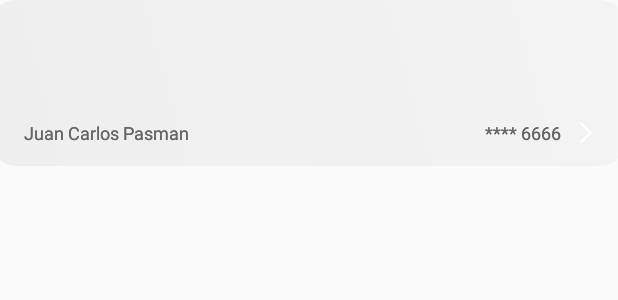
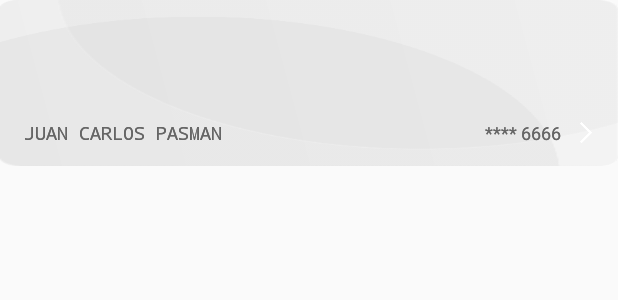
Before and after one commit to mercadolibre/meli-card-drawer-android, an Android app: the layout card_drawer_front_medium.xml on its own in the app's theme, with its tools: preview values and no code run, on a phone screen of 412 x 824 dp. Shown: the top 300 px of the screen. Run offline under Robolectric (Android 15) with nearby library versions, the phone set to English and light mode, and no system bars.

Commit message:
overlay fix

```diff
--- a/app/src/main/java/com/meli/android/carddrawer/app/MainActivity.java
+++ b/app/src/main/java/com/meli/android/carddrawer/app/MainActivity.java
@@ -220,6 +220,7 @@ public class MainActivity extends AppCompatActivity {
                 CardConfigurationOption selection = cardOptions.get(position);
                 cardDrawerView.show(selection.getCardConfiguration());
                 cardDrawerViewLowRes.show(selection.getCardConfiguration());
+                cardDrawerViewMedium.setOverlayImage(null);
                 cardDrawerViewMedium.show(selection.getCardConfiguration());
             }
 
--- a/carddrawer/src/main/java/com/meli/android/carddrawer/model/CardDrawerView.java
+++ b/carddrawer/src/main/java/com/meli/android/carddrawer/model/CardDrawerView.java
@@ -6,6 +6,8 @@ import android.graphics.drawable.GradientDrawable;
 import android.os.Bundle;
 import android.os.Parcelable;
 import android.support.annotation.ColorInt;
+import android.support.annotation.DrawableRes;
+import android.support.annotation.IdRes;
 import android.support.annotation.IntDef;
 import android.support.annotation.LayoutRes;
 import android.support.annotation.NonNull;
@@ -57,6 +59,7 @@ public class CardDrawerView extends FrameLayout implements Observer {
     protected View cardBackLayout;
     private GradientDrawable cardFrontGradient;
     private GradientDrawable cardBackGradient;
+    private ImageView overlayImage;
 
     public CardDrawerView(@NonNull final Context context) {
         this(context, null);
@@ -117,6 +120,7 @@ public class CardDrawerView extends FrameLayout implements Observer {
     }
 
     private void bindViews() {
+        overlayImage = findViewById(R.id.cho_card_overlay);
         issuerLogoView = findViewById(R.id.cho_card_issuer);
         cardLogoView = findViewById(R.id.cho_card_logo);
         codeFront = findViewById(R.id.cho_card_code_front);
@@ -332,6 +336,14 @@ public class CardDrawerView extends FrameLayout implements Observer {
         }
     }
 
+    public void setOverlayImage(@Nullable @DrawableRes Integer image) {
+        if (image != null) {
+            overlayImage.setImageResource(image);
+        } else {
+            overlayImage.setVisibility(View.GONE);
+        }
+    }
+
     @Override
     public void update(final Observable o, final Object arg) {
         updateCardInformation();
--- a/carddrawer/src/main/java/com/meli/android/carddrawer/model/CardDrawerViewMedium.java
+++ b/carddrawer/src/main/java/com/meli/android/carddrawer/model/CardDrawerViewMedium.java
@@ -111,8 +111,8 @@ public class CardDrawerViewMedium extends CardDrawerView {
 
     @Override
     public void setCardTextColor(@NonNull @FontType final String fontType, @ColorInt final int fontColor) {
+        cardNumber.init(fontType, getCardNumberPlaceHolder(), fontColor);
         cardName.init(fontType, source.getNamePlaceHolder(), fontColor);
-        cardNumber.init(fontType, getCardNumberPlaceHolder(), fontColor);
         arrow.setColorFilter(fontColor);
         debitIcon.setColorFilter(fontColor);
     }
--- a/carddrawer/src/main/res/layout/card_drawer_front_background.xml
+++ b/carddrawer/src/main/res/layout/card_drawer_front_background.xml
@@ -29,6 +29,7 @@
         android:src="@drawable/card_drawer_gradient" />
 
     <ImageView
+        android:id="@+id/cho_card_overlay"
         android:layout_width="match_parent"
         android:layout_height="match_parent"
         android:scaleType="fitXY"
--- a/carddrawer/src/main/res/layout/card_drawer_front_background_without_overlay.xml
+++ /dev/null
@@ -1,30 +0,0 @@
-<?xml version="1.0" encoding="utf-8"?>
-<FrameLayout
-    xmlns:android="http://schemas.android.com/apk/res/android"
-    xmlns:tools="http://schemas.android.com/tools"
-    android:layout_width="256dp"
-    android:layout_height="158dp"
-    android:layout_gravity="center_horizontal" >
-
-    <ImageView
-        android:id="@+id/cho_card_image_front"
-        android:layout_width="match_parent"
-        android:layout_height="match_parent"
-        android:scaleType="fitXY"
-        android:src="@drawable/card_drawer_shape" />
-
-    <ImageView
-        android:id="@+id/cho_card_image_front_reveal"
-        android:layout_width="match_parent"
-        android:layout_height="match_parent"
-        android:scaleType="fitXY"
-        android:src="@drawable/card_drawer_shape"
-        tools:tint="@color/card_drawer_gray_light"/>
-
-    <ImageView
-        android:id="@+id/cho_card_gradient_front"
-        android:layout_width="match_parent"
-        android:layout_height="match_parent"
-        android:scaleType="fitXY"
-        android:src="@drawable/card_drawer_gradient" />
-</FrameLayout>
--- a/carddrawer/src/main/res/layout/card_drawer_front_medium.xml
+++ b/carddrawer/src/main/res/layout/card_drawer_front_medium.xml
@@ -9,7 +9,7 @@
 
     <include
         android:id="@+id/include3"
-        layout="@layout/card_drawer_front_background_without_overlay"
+        layout="@layout/card_drawer_front_background"
         android:layout_width="0dp"
         android:layout_height="0dp"
         app:layout_constraintDimensionRatio="H,328:88"
@@ -59,15 +59,20 @@
 
     <com.meli.android.carddrawer.model.GradientTextView
         android:id="@+id/cho_card_name"
-        android:layout_width="wrap_content"
+        android:layout_width="0dp"
         android:layout_height="wrap_content"
         android:layout_marginStart="16dp"
+        android:layout_marginLeft="16dp"
         android:layout_marginBottom="14dp"
+        android:ellipsize="end"
+        android:typeface = "monospace"
+        android:maxLines="1"
+        android:textAllCaps="true"
         android:textSize="12sp"
+        app:layout_constraintEnd_toStartOf="@+id/cho_card_number"
         app:layout_constraintBottom_toBottomOf="parent"
         app:layout_constraintStart_toStartOf="parent"
-        tools:text="Juan Carlos Pasman"
-        android:layout_marginLeft="16dp" />
+        tools:text="Juan Carlos Pasman" />
 
     <com.meli.android.carddrawer.model.GradientTextView
         android:id="@+id/cho_card_number"
```
